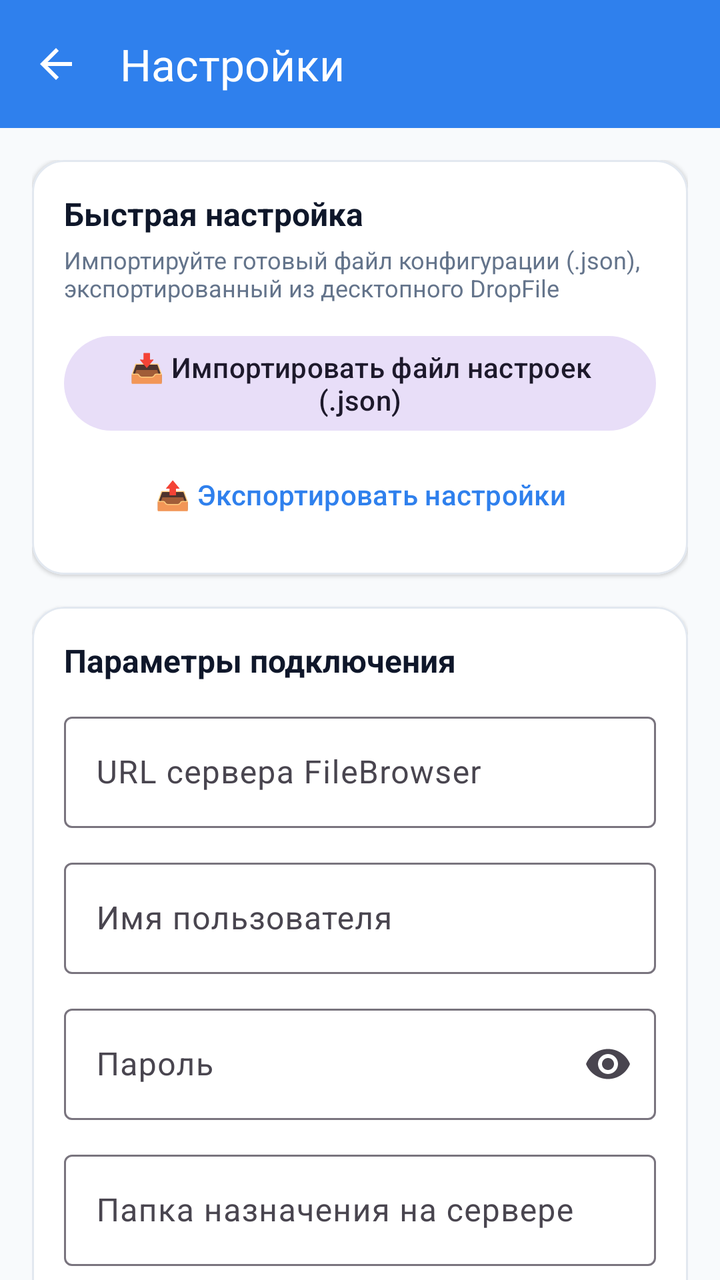
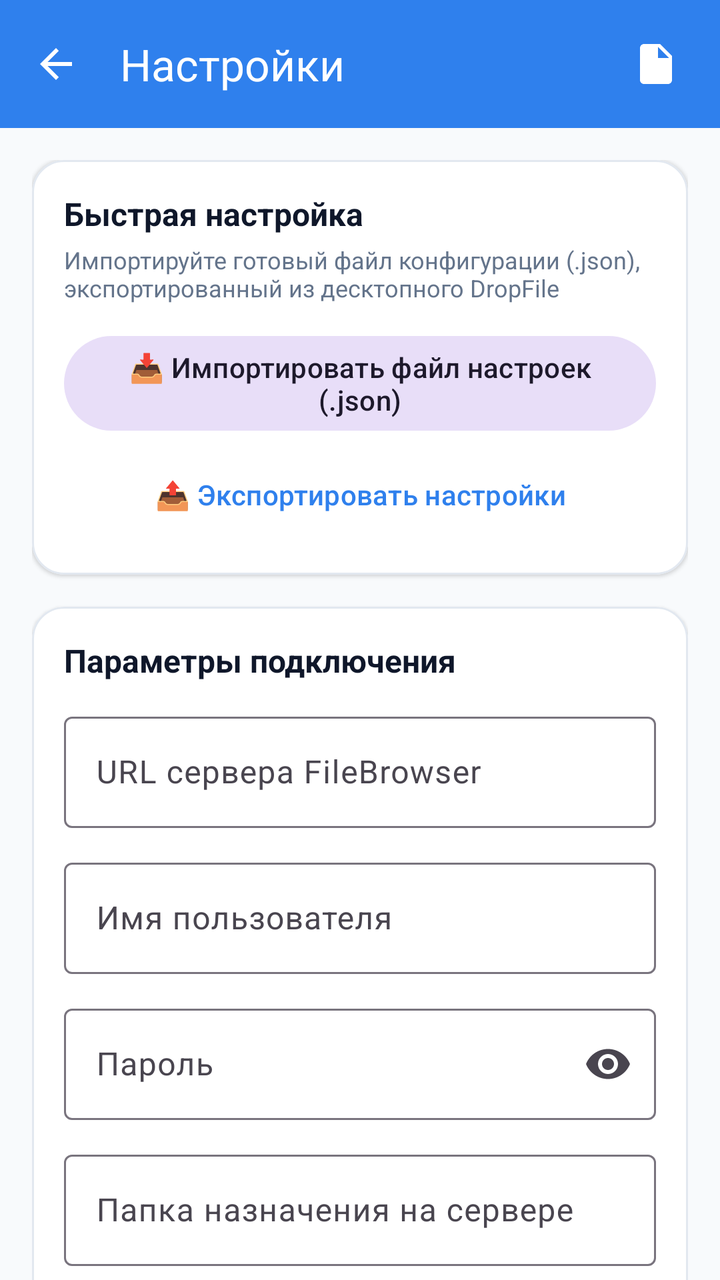

Screens rendered from an Android XML layout before and after an edit, with the pre-edit source and the edit as a unified diff.
<!-- AndroidManifest.xml: application theme Theme.DropFileMobile -->
<!-- res/layout/activity_settings.xml -->
<?xml version="1.0" encoding="utf-8"?>
<androidx.coordinatorlayout.widget.CoordinatorLayout
    xmlns:android="http://schemas.android.com/apk/res/android"
    xmlns:app="http://schemas.android.com/apk/res-auto"
    xmlns:tools="http://schemas.android.com/tools"
    android:layout_width="match_parent"
    android:layout_height="match_parent"
    android:background="@color/bg_light">

    <com.google.android.material.appbar.AppBarLayout
        android:layout_width="match_parent"
        android:layout_height="wrap_content"
        android:background="@color/primary">

        <com.google.android.material.appbar.MaterialToolbar
            android:id="@+id/toolbar"
            android:layout_width="match_parent"
            android:layout_height="?attr/actionBarSize"
            app:navigationIcon="?attr/homeAsUpIndicator"
            app:navigationIconTint="@color/white"
            app:title="@string/settings"
            app:titleTextColor="@color/white" />

    </com.google.android.material.appbar.AppBarLayout>

    <androidx.core.widget.NestedScrollView
        android:layout_width="match_parent"
        android:layout_height="match_parent"
        app:layout_behavior="@string/appbar_scrolling_view_behavior">

        <LinearLayout
            android:layout_width="match_parent"
            android:layout_height="wrap_content"
            android:orientation="vertical"
            android:padding="16dp">

            
            <com.google.android.material.card.MaterialCardView
                android:layout_width="match_parent"
                android:layout_height="wrap_content"
                app:cardCornerRadius="16dp"
                app:cardElevation="1dp"
                app:strokeColor="@color/divider"
                app:strokeWidth="1dp"
                app:cardBackgroundColor="@color/card_bg">

                <LinearLayout
                    android:layout_width="match_parent"
                    android:layout_height="wrap_content"
                    android:orientation="vertical"
                    android:padding="16dp">

                    <TextView
                        android:layout_width="wrap_content"
                        android:layout_height="wrap_content"
                        android:text="Быстрая настройка"
                        android:textColor="@color/text_primary"
                        android:textSize="16sp"
                        android:textStyle="bold" />

                    <TextView
                        android:layout_width="wrap_content"
                        android:layout_height="wrap_content"
                        android:layout_marginTop="4dp"
                        android:text="Импортируйте готовый файл конфигурации (.json), экспортированный из десктопного DropFile"
                        android:textColor="@color/text_secondary"
                        android:textSize="12sp" />

                    <Button
                        android:id="@+id/btnImportConfig"
                        style="@style/Widget.Material3.Button.TonalButton"
                        android:layout_width="match_parent"
                        android:layout_height="wrap_content"
                        android:layout_marginTop="12dp"
                        android:text="@string/import_config" />

                    <Button
                        android:id="@+id/btnExportConfig"
                        style="@style/Widget.Material3.Button.TextButton"
                        android:layout_width="match_parent"
                        android:layout_height="wrap_content"
                        android:layout_marginTop="4dp"
                        android:text="@string/export_config" />

                </LinearLayout>

            </com.google.android.material.card.MaterialCardView>

            
            <com.google.android.material.card.MaterialCardView
                android:layout_width="match_parent"
                android:layout_height="wrap_content"
                android:layout_marginTop="16dp"
                app:cardCornerRadius="16dp"
                app:cardElevation="1dp"
                app:strokeColor="@color/divider"
                app:strokeWidth="1dp"
                app:cardBackgroundColor="@color/card_bg">

                <LinearLayout
                    android:layout_width="match_parent"
                    android:layout_height="wrap_content"
                    android:orientation="vertical"
                    android:padding="16dp">

                    <TextView
                        android:layout_width="wrap_content"
                        android:layout_height="wrap_content"
                        android:text="Параметры подключения"
                        android:textColor="@color/text_primary"
                        android:textSize="16sp"
                        android:textStyle="bold" />

                    
                    <com.google.android.material.textfield.TextInputLayout
                        android:layout_width="match_parent"
                        android:layout_height="wrap_content"
                        android:layout_marginTop="12dp"
                        android:hint="@string/server_url"
                        app:boxBackgroundMode="outline">

                        <com.google.android.material.textfield.TextInputEditText
                            android:id="@+id/etServerUrl"
                            android:layout_width="match_parent"
                            android:layout_height="wrap_content"
                            android:inputType="textUri"
                            android:singleLine="true" />

                    </com.google.android.material.textfield.TextInputLayout>

                    
                    <com.google.android.material.textfield.TextInputLayout
                        android:layout_width="match_parent"
                        android:layout_height="wrap_content"
                        android:layout_marginTop="12dp"
                        android:hint="@string/username"
                        app:boxBackgroundMode="outline">

                        <com.google.android.material.textfield.TextInputEditText
                            android:id="@+id/etUsername"
                            android:layout_width="match_parent"
                            android:layout_height="wrap_content"
                            android:inputType="text"
                            android:singleLine="true" />

                    </com.google.android.material.textfield.TextInputLayout>

                    
                    <com.google.android.material.textfield.TextInputLayout
                        android:layout_width="match_parent"
                        android:layout_height="wrap_content"
                        android:layout_marginTop="12dp"
                        android:hint="@string/password"
                        app:endIconMode="password_toggle"
                        app:boxBackgroundMode="outline">

                        <com.google.android.material.textfield.TextInputEditText
                            android:id="@+id/etPassword"
                            android:layout_width="match_parent"
                            android:layout_height="wrap_content"
                            android:inputType="textPassword"
                            android:singleLine="true" />

                    </com.google.android.material.textfield.TextInputLayout>

                    
                    <com.google.android.material.textfield.TextInputLayout
                        android:layout_width="match_parent"
                        android:layout_height="wrap_content"
                        android:layout_marginTop="12dp"
                        android:hint="@string/target_folder"
                        app:boxBackgroundMode="outline">

                        <com.google.android.material.textfield.TextInputEditText
                            android:id="@+id/etTargetFolder"
                            android:layout_width="match_parent"
                            android:layout_height="wrap_content"
                            android:inputType="text"
                            android:singleLine="true" />

                    </com.google.android.material.textfield.TextInputLayout>

                    
                    <com.google.android.material.materialswitch.MaterialSwitch
                        android:id="@+id/switchAutoClose"
                        android:layout_width="match_parent"
                        android:layout_height="wrap_content"
                        android:layout_marginTop="16dp"
                        android:text="@string/auto_close_after_send"
                        android:textColor="@color/text_primary" />

                    
                    <Button
                        android:id="@+id/btnTestConnection"
                        style="@style/Widget.Material3.Button.OutlinedButton"
                        android:layout_width="match_parent"
                        android:layout_height="wrap_content"
                        android:layout_marginTop="16dp"
                        android:text="@string/test_connection" />

                    
                    <Button
                        android:id="@+id/btnSaveSettings"
                        style="@style/Widget.Material3.Button"
                        android:layout_width="match_parent"
                        android:layout_height="wrap_content"
                        android:layout_marginTop="8dp"
                        android:text="@string/save_settings" />

                </LinearLayout>

            </com.google.android.material.card.MaterialCardView>

        </LinearLayout>
    </androidx.core.widget.NestedScrollView>

</androidx.coordinatorlayout.widget.CoordinatorLayout>
<!-- resources referenced by this layout -->
<resources>
  <color name="bg_light">#F8FAFC</color>
  <color name="card_bg">#FFFFFF</color>
  <color name="divider">#E2E8F0</color>
  <color name="primary">#2F80ED</color>
  <color name="text_primary">#0F172A</color>
  <color name="text_secondary">#64748B</color>
  <color name="white">#FFFFFF</color>
  <string name="auto_close_after_send">Закрывать экран после успешной отправки</string>
  <string name="export_config">📤 Экспортировать настройки</string>
  <string name="import_config">📥 Импортировать файл настроек (.json)</string>
  <string name="password">Пароль</string>
  <string name="save_settings">Сохранить</string>
  <string name="server_url">URL сервера FileBrowser</string>
  <string name="settings">Настройки</string>
  <string name="target_folder">Папка назначения на сервере</string>
  <string name="test_connection">⚡ Проверить подключение</string>
  <string name="username">Имя пользователя</string>
  <style name="Theme.DropFileMobile" parent="Theme.Material3.DayNight.NoActionBar">
          
          <item name="colorPrimary">@color/primary</item>
          <item name="colorPrimaryDark">@color/primary_dark</item>
          <item name="colorSecondary">@color/accent</item>
          <item name="android:statusBarColor">@color/primary_dark</item>
          <item name="android:windowBackground">@color/bg_light</item>
      </style>
  <color name="primary_dark">#1B5EBD</color>
  <color name="accent">#00C9A7</color>
</resources>

<!-- the commit's change to res/layout/activity_settings.xml (unified diff, before → after) -->
@@ -19,7 +19,21 @@
             app:navigationIcon="?attr/homeAsUpIndicator"
             app:navigationIconTint="@color/white"
             app:title="@string/settings"
-            app:titleTextColor="@color/white" />
+            app:titleTextColor="@color/white">
+
+            <ImageButton
+                android:id="@+id/btnSettingsLogs"
+                android:layout_width="48dp"
+                android:layout_height="48dp"
+                android:layout_gravity="end"
+                android:layout_marginEnd="8dp"
+                android:background="?attr/selectableItemBackgroundBorderless"
+                android:contentDescription="Логи"
+                android:src="@drawable/ic_file"
+                app:tint="@color/white" />
+
+        </com.google.android.material.appbar.MaterialToolbar>
+
 
     </com.google.android.material.appbar.AppBarLayout>
 
<!-- resource entries referenced after the edit -->
@@ -7,6 +7,16 @@
   <color name="text_primary">#0F172A</color>
   <color name="text_secondary">#64748B</color>
   <color name="white">#FFFFFF</color>
+  <!-- drawable ic_file (drawable) -->
+  <vector xmlns:android="http://schemas.android.com/apk/res/android"
+      android:width="24dp"
+      android:height="24dp"
+      android:viewportWidth="24"
+      android:viewportHeight="24">
+      <path
+          android:fillColor="@color/text_secondary"
+          android:pathData="M14,2H6c-1.1,0 -1.99,0.9 -1.99,2L4,20c0,1.1 0.89,2 1.99,2H18c1.1,0 2,-0.9 2,-2V8l-6,-6zM13,9V3.5L18.5,9H13z"/>
+  </vector>
   <string name="auto_close_after_send">Закрывать экран после успешной отправки</string>
   <string name="export_config">📤 Экспортировать настройки</string>
   <string name="import_config">📥 Импортировать файл настроек (.json)</string>
